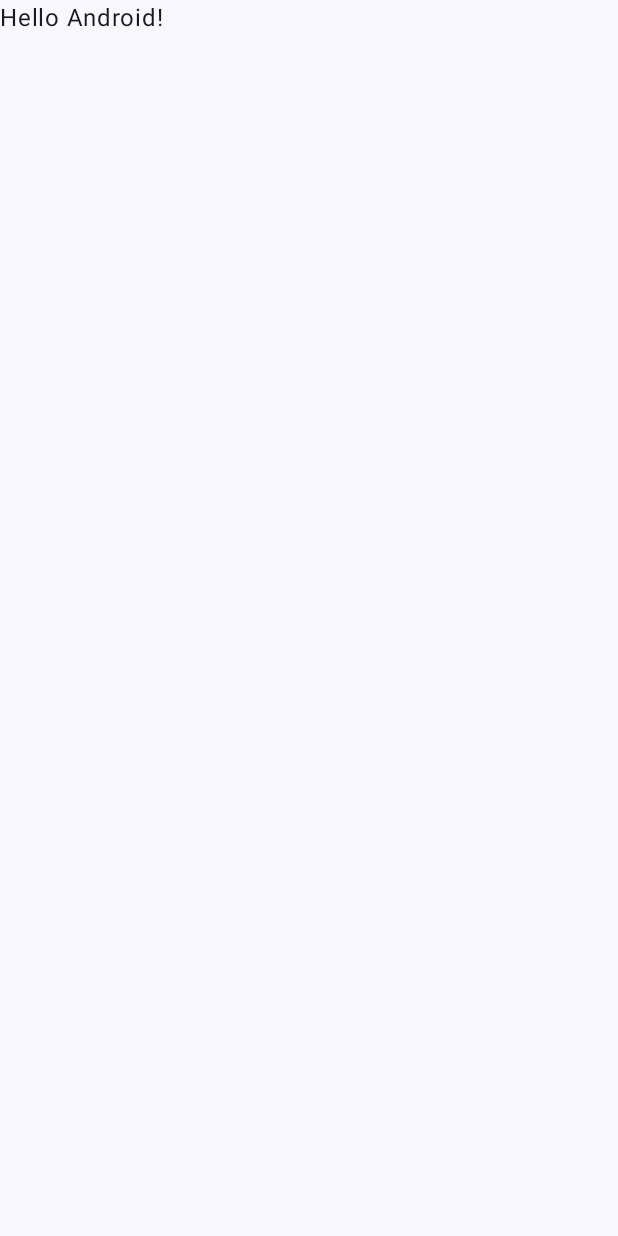
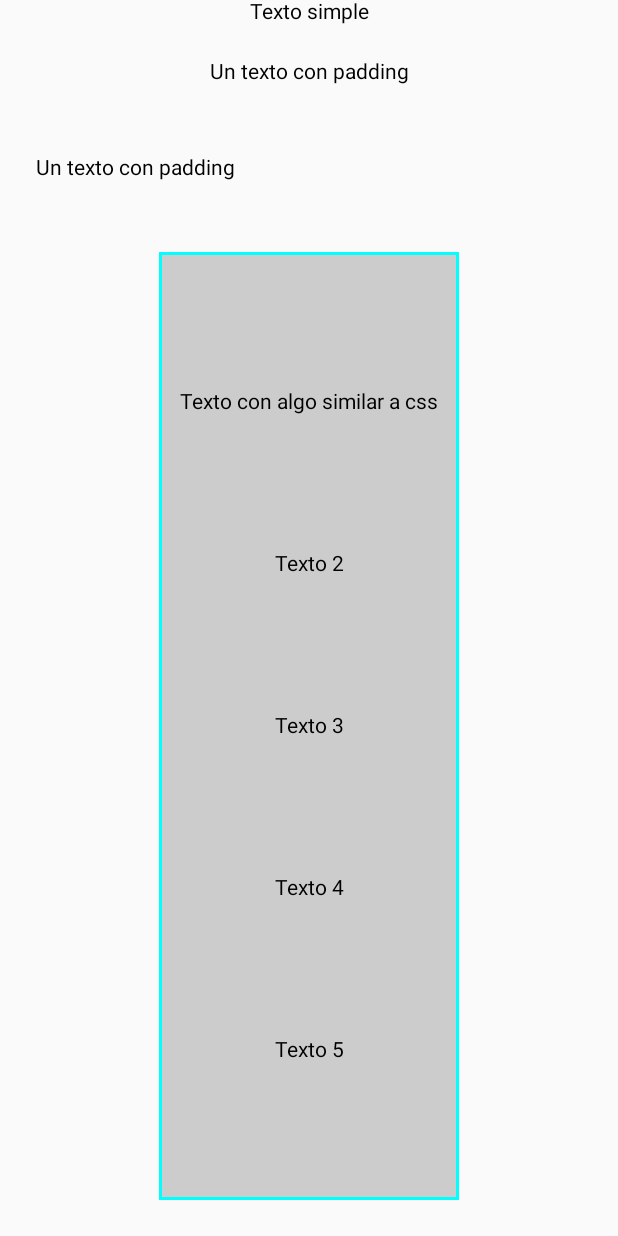
Before and after one commit to Emmanuel-Mtz-777/proyecto1, an Android app built with Jetpack Compose: the screen it shows after launch (MainActivity), on a phone screen of 412 x 824 dp. Before the commit the screen is almost empty. Run offline under Robolectric (Android 15) with nearby library versions, the phone set to English and light mode, and no system bars.

Commit message:
Agregando Modifiers

```diff
--- a/app/src/main/java/com/example/myapplication1/MainActivity.kt
+++ b/app/src/main/java/com/example/myapplication1/MainActivity.kt
@@ -4,32 +4,67 @@ import android.os.Bundle
 import androidx.activity.ComponentActivity
 import androidx.activity.compose.setContent
 import androidx.activity.enableEdgeToEdge
+import androidx.compose.foundation.background
+import androidx.compose.foundation.border
+import androidx.compose.foundation.clickable
+import androidx.compose.foundation.layout.Arrangement
+import androidx.compose.foundation.layout.Column
+import androidx.compose.foundation.layout.Row
 import androidx.compose.foundation.layout.fillMaxSize
 import androidx.compose.foundation.layout.padding
-import androidx.compose.material3.Scaffold
+import androidx.compose.foundation.layout.Box
+import androidx.compose.foundation.layout.fillMaxHeight
+import androidx.compose.foundation.layout.fillMaxWidth
+import androidx.compose.foundation.layout.width
 import androidx.compose.material3.Text
 import androidx.compose.runtime.Composable
+import androidx.compose.ui.Alignment
 import androidx.compose.ui.Modifier
+import androidx.compose.ui.graphics.Color
+import androidx.compose.ui.modifier.modifierLocalMapOf
 import androidx.compose.ui.tooling.preview.Preview
+import androidx.compose.ui.unit.dp
 import com.example.myapplication1.ui.theme.MyApplication1Theme
 
 class MainActivity : ComponentActivity() {
     override fun onCreate(savedInstanceState: Bundle?) {
         super.onCreate(savedInstanceState)
-        enableEdgeToEdge()
+        //enableEdgeToEdge()
         setContent {
-            MyApplication1Theme {
-                Scaffold(modifier = Modifier.fillMaxSize()) { innerPadding ->
-                    Greeting(
-                        name = "Android",
-                        modifier = Modifier.padding(innerPadding)
-                    )
-                }
+            Column(
+                modifier =Modifier.fillMaxSize(),
+                verticalArrangement = Arrangement.Center,
+                horizontalAlignment = androidx.compose.ui.Alignment.CenterHorizontally,
+            ){
+              Text(text="Texto simple")
+                ModifierExample()
+                ModifierExample2()
+                ModifierExample3()
             }
+                //Layouts
+                /*Column(modifier = Modifier.fillMaxSize()) {
+                    Text(text = "First Row")
+                    Text(text = "Second Row")
+                    Text(text = "Third Row")
+                    Text(text = "Fourth Row")
+                    Row {
+                        Text(text = "HOLA 1")
+                        Text(text = "HOLA 2")
+                        Text(text = "HOLA 3")
+                        Text(text = "HOLA 4")
+                    }
+                    Box {
+                        Text(text = "Label 1")
+                        Text(text = "Label 2")
+                        Text(text = "Label 3")
+                    }
+                    Greeting(name = "Hello World")
+                }*/
+
         }
     }
 }
-
+//Cada compouse es un componente visual
 @Composable
 fun Greeting(name: String, modifier: Modifier = Modifier) {
     Text(
@@ -42,6 +77,49 @@ fun Greeting(name: String, modifier: Modifier = Modifier) {
 @Composable
 fun GreetingPreview() {
     MyApplication1Theme {
-        Greeting("Android")
+        Greeting("Emmanuel")
     }
 }
+@Preview(showBackground = true)
+@Composable
+fun ModifierExample(){
+    Column (modifier = Modifier
+        .padding(24.dp)){
+    Text(text = "Un texto con padding")
+    }
+}
+
+@Preview(showBackground = true)
+@Composable
+fun ModifierExample2(){
+    Column (modifier = Modifier
+        .padding(24.dp)
+        .fillMaxWidth()
+        .clickable(onClick = { clickAction() })){
+        Text(text = "Un texto con padding")
+    }
+}
+
+fun clickAction(){
+    println("Columna clickeada")
+}
+
+@Preview(showBackground = true)
+@Composable
+fun ModifierExample3(){
+    Column (modifier = Modifier
+        .fillMaxHeight()
+        .padding(24.dp)
+        .background(Color.LightGray)
+        .border(width = 2.dp, color = Color.Cyan)
+        .width(200.dp),
+
+        horizontalAlignment = Alignment.CenterHorizontally,
+        verticalArrangement = Arrangement.SpaceEvenly){
+        Text(text = "Texto con algo similar a css")
+        Text(text = "Texto 2")
+        Text(text = "Texto 3")
+        Text(text = "Texto 4")
+        Text(text = "Texto 5")
+    }
+}
```
